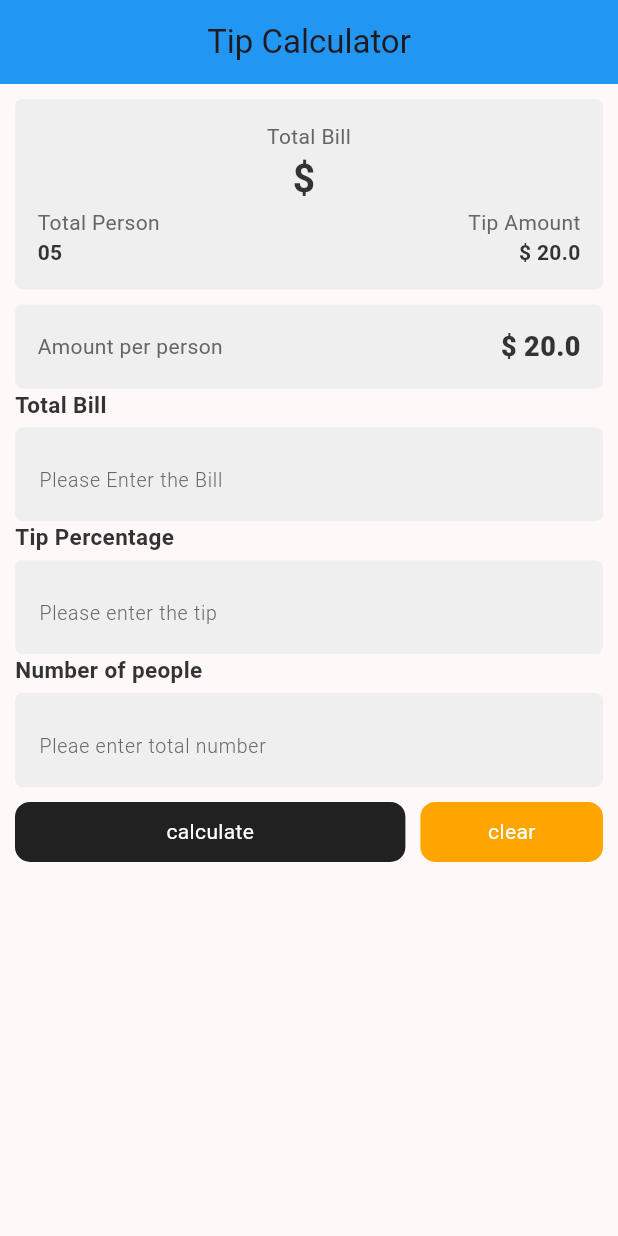
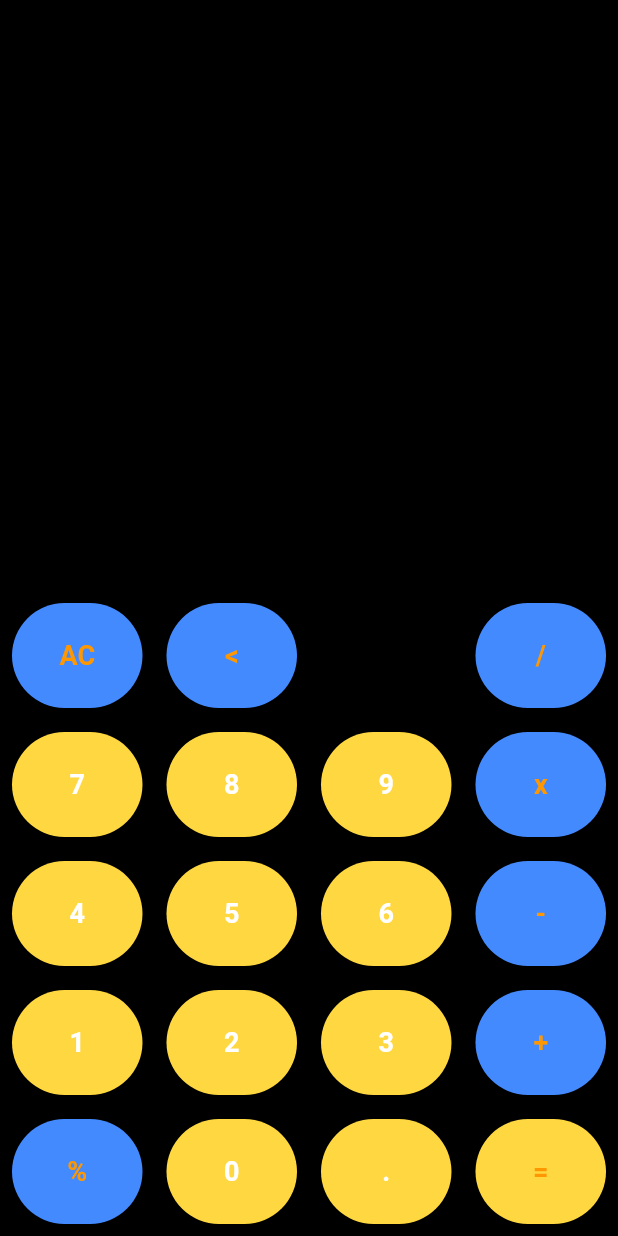
Before and after one commit to AdibaHaque13/Flutter_Assignment_1, a Flutter app: the screen it shows after launch, on a phone screen of 412 x 824 dp. Run offline on Flutter 3.47's test engine with Material 2 defaults, Android fonts, the phone set to English and light mode, and no system bars; our stand-ins replace math_expressions.

Commit message:
calculator app

```diff
--- /dev/null
+++ b/crashcourse2/lib/Calculator/calculatorApplication.dart
@@ -0,0 +1,153 @@
+import 'package:flutter/cupertino.dart';
+import 'package:flutter/material.dart';
+import 'package:math_expressions/math_expressions.dart';
+import 'colors.dart';
+
+class CalculatorApp extends StatefulWidget {
+  const CalculatorApp({Key? key}) : super(key:key);
+
+  @override
+  State<CalculatorApp> createState() =>  _CalculatorAppState();
+}
+
+class _CalculatorAppState extends State<CalculatorApp>{
+  double firstNum = 0.0;
+  double secondNum = 0.0;
+  var input = '';
+  var output = '';
+  var operator = '';
+
+
+  onButtonClick(value){
+    if (value == "AC"){
+      input = '';
+      output='';
+    }
+    else if(value == "<"){
+      if(input.isNotEmpty) {
+        input = input.substring(0, input.length - 1);
+      }
+    }
+    else if(value == "="){
+      if(input.isNotEmpty) {
+        var userInput = input;
+        userInput = input.replaceAll("x", "*");
+        Parser p = Parser();
+        Expression expression = p.parse(userInput);
+        ContextModel cm = ContextModel();
+        var finalValue = expression.evaluate(EvaluationType.REAL, cm);
+        output = finalValue.toString();
+      }
+      input=output;
+    }
+    else{
+      input = input+value;
+    }
+    setState(() {
+
+    });
+  }
+
+  @override
+  Widget build(BuildContext context) {
+    return Scaffold(
+      backgroundColor: Colors.black,
+      body: Column(
+        children: [
+          Expanded(
+              child: Container(
+                width: double.infinity,
+                padding: EdgeInsets.all(12),
+
+                child: Column(
+                  mainAxisAlignment: MainAxisAlignment.end,
+                  crossAxisAlignment: CrossAxisAlignment.end,
+                  children: [
+                    Text(
+                      input,
+                      style: TextStyle(
+                        fontSize: 48,
+                        color: Colors.white,
+                      ),
+                    ),
+                    SizedBox(height: 20),
+                    Text(
+                      output,
+                      style: TextStyle(
+                        fontSize: 48,
+                        color: Colors.white.withOpacity(0.7),
+                      ),
+                    ),
+                  ],
+                ),
+              )),
+
+          Row(
+            children: [
+              button(text: "AC", buttonBgColor: operatorColor, tColor: orangeColor),
+              button(text: "<", buttonBgColor: operatorColor, tColor: orangeColor),
+              button(text: "", buttonBgColor: Colors.transparent),
+              button(text: "/", buttonBgColor: operatorColor, tColor: orangeColor),
+            ],
+          ),
+          Row(
+            children: [
+              button(text: "7"),
+              button(text: "8"),
+              button(text: "9"),
+              button(text: "x", tColor: orangeColor, buttonBgColor: operatorColor),
+            ],
+          ),
+          Row(
+            children: [
+              button(text: "4"),
+              button(text: "5"),
+              button(text: "6"),
+              button(text: "-", tColor: orangeColor, buttonBgColor: operatorColor),
+            ],
+          ),
+
+          Row(
+            children: [
+              button(text: "1"),
+              button(text: "2"),
+              button(text: "3"),
+              button(text: "+", tColor: orangeColor, buttonBgColor: operatorColor),
+            ],
+          ),
+          Row(
+            children: [
+              button(text: "%", tColor: orangeColor, buttonBgColor: operatorColor),
+              button(text: "0"),
+              button(text: "."),
+              button(text: "=", tColor: orangeColor),
+            ],
+          )
+        ],
+      ),
+    );
+  }
+  Widget button({
+    text, tColor = Colors.white, buttonBgColor = buttonColor,
+  }){
+    return Expanded(child: Container(
+      margin: const EdgeInsets.all(8),
+      child: ElevatedButton(
+        style: ElevatedButton.styleFrom(
+          padding: const EdgeInsets.all(22),
+          primary: buttonBgColor,
+        ),
+        onPressed: ()=> onButtonClick(text),
+        child: Text(
+          text,
+          style: TextStyle(
+              fontSize: 18,
+              color: tColor,
+              fontWeight: FontWeight.bold
+          ),
+        ),
+      ),
+    ));
+  }
+
+}
--- /dev/null
+++ b/crashcourse2/lib/Calculator/colors.dart
@@ -0,0 +1,5 @@
+import 'package:flutter/material.dart';
+
+const operatorColor = Colors.blueAccent;
+const buttonColor = Colors.amberAccent;
+const orangeColor = Colors.orange;
--- a/crashcourse2/lib/main.dart
+++ b/crashcourse2/lib/main.dart
@@ -1,3 +1,4 @@
+import 'package:crashcourse2/Calculator/calculatorApplication.dart';
 import 'package:crashcourse2/TipCalculator/Tip%20Calculator.dart';
 import 'package:flutter/material.dart';
 import 'package:crashcourse2/Screen/home.dart';
@@ -19,7 +20,7 @@ class MainApp extends StatelessWidget {
         colorScheme: ColorScheme.fromSeed(seedColor: Colors.black),
         useMaterial3: true,
       ),
-      home: const TipCalculator(),
+      home: const CalculatorApp(),
     );
   }
 }
--- a/crashcourse2/pubspec.yaml
+++ b/crashcourse2/pubspec.yaml
@@ -35,6 +35,7 @@ dependencies:
   # The following adds the Cupertino Icons font to your application.
   # Use with the CupertinoIcons class for iOS style icons.
   cupertino_icons: ^1.0.2
+  math_expressions: ^2.3.1
 
 dev_dependencies:
   flutter_test:
```
Also changed, not shown: crashcourse2/pubspec.lock.
